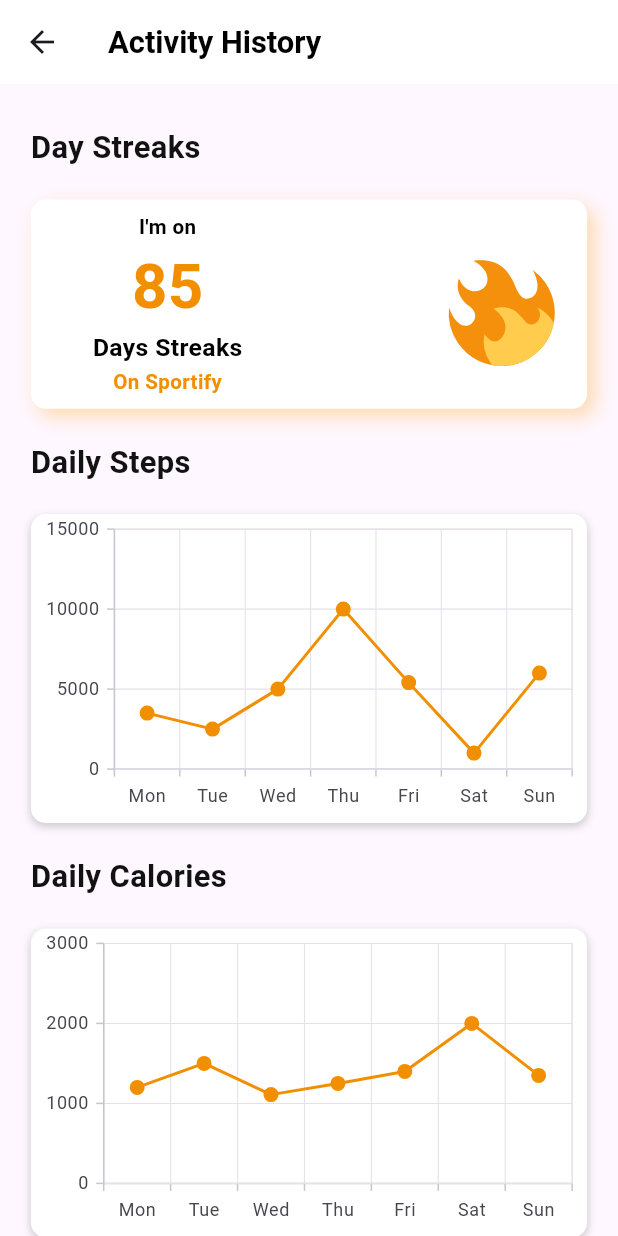
After one commit to ReflectIQBusiness/sportify, a Flutter app: the ActivityHistory screen opened by its route, on a phone screen of 412 x 824 dp. The commit adds this screen. Run offline on Flutter 3.47's test engine with Material 3 defaults, Android fonts, the phone set to English and light mode, and no system bars; our stand-ins replace easy_date_timeline, flutter_svg, get, glassmorphism, image_cropper, image_picker and 3 more.

Commit message:
activity history

```diff
--- a/lib/constants/routes.dart
+++ b/lib/constants/routes.dart
@@ -9,6 +9,7 @@ import 'package:sportapplication/views/inscription.dart';
 import 'package:sportapplication/views/introduction_screen.dart';
 import 'package:sportapplication/views/login.dart';
 import 'package:sportapplication/views/more_page/achievements.dart';
+import 'package:sportapplication/views/more_page/activity_history.dart';
 import 'package:sportapplication/views/more_page/personal_information.dart';
 import 'package:sportapplication/views/set_objectif_screen.dart';
 import 'package:sportapplication/views/splash_screen.dart';
@@ -99,4 +100,8 @@ var routes = [
     name: Achievements.routeName,
     page: () => Achievements(),
   ),
+  GetPage(
+    name: ActivityHistory.routeName,
+    page: () => ActivityHistory(),
+  ),
 ];
--- /dev/null
+++ b/lib/views/more_page/activity_history.dart
@@ -0,0 +1,277 @@
+import 'package:flutter/material.dart';
+import 'package:flutter_svg/svg.dart';
+import 'package:get/get.dart';
+import 'package:sportapplication/constants/colors.dart';
+import 'package:syncfusion_flutter_charts/charts.dart';
+
+class ActivityHistory extends StatelessWidget {
+  static const routeName = "/activity-history";
+  const ActivityHistory({super.key});
+
+  @override
+  Widget build(BuildContext context) {
+    return Scaffold(
+      appBar: createAppBar(),
+      body: SingleChildScrollView(
+        child: Padding(
+          padding: returnPadding(),
+          child: Column(
+            crossAxisAlignment: CrossAxisAlignment.start,
+            children: [
+              createTitle("Day Streaks"),
+              createVerticalTitleSpacer(),
+              createCardDailyStreaks(),
+              createVerticalTitleSpacer(),
+              createTitle("Daily Steps"),
+              createVerticalTitleSpacer(),
+              createChartLogin(),
+              createVerticalTitleSpacer(),
+              createTitle("Daily Calories"),
+              createVerticalTitleSpacer(),
+              createChartDailyCalories(),
+            ],
+          ),
+        ),
+      ),
+    );
+  }
+
+  EdgeInsets returnPadding() {
+    return EdgeInsets.symmetric(
+      vertical: Get.height / 30,
+      horizontal: Get.width / 20,
+    );
+  }
+
+  Widget createCardDailyStreaks() {
+    return Container(
+      padding: EdgeInsets.only(
+        top: Get.height / 100,
+        left: Get.width / 10,
+        right: Get.width / 20,
+      ),
+      width: Get.width,
+      decoration: BoxDecoration(
+        borderRadius: BorderRadius.circular(10),
+        color: Colors.white,
+        boxShadow: [
+          BoxShadow(
+            color: Colors.orange.withOpacity(0.3),
+            blurRadius: 10,
+            offset: const Offset(5, 5),
+          ),
+        ],
+      ),
+      child: Row(
+        mainAxisAlignment: MainAxisAlignment.spaceBetween,
+        children: [
+          Column(
+            mainAxisAlignment: MainAxisAlignment.center,
+            children: [
+              Text("I'm on",
+                  style: TextStyle(
+                    color: Colors.black,
+                    fontSize: Get.width / 30,
+                    fontWeight: FontWeight.w700,
+                  )),
+              Text(
+                "85",
+                style: TextStyle(
+                  fontSize: Get.width / 10,
+                  color: orangeCustom,
+                  fontWeight: FontWeight.w700,
+                ),
+              ),
+              Text(
+                "Days Streaks",
+                style: TextStyle(
+                  color: Colors.black,
+                  fontSize: Get.width / 25,
+                  fontWeight: FontWeight.w700,
+                ),
+              ),
+              Text(
+                "On Sportify",
+                style: TextStyle(
+                  color: orangeCustom,
+                  fontSize: Get.width / 30,
+                  fontWeight: FontWeight.w700,
+                ),
+              ),
+              SizedBox(
+                height: Get.height / 100,
+              ),
+            ],
+          ),
+          Transform.rotate(
+            angle: -0.6,
+            child: SvgPicture.asset(
+              "assets/daily.svg",
+              fit: BoxFit.fill,
+              height: Get.height / 11,
+            ),
+          ),
+        ],
+      ),
+    );
+  }
+
+  AppBar createAppBar() {
+    return AppBar(
+      backgroundColor: Colors.white,
+      elevation: 0,
+      title: Text(
+        "Activity History",
+        style: TextStyle(
+          color: Colors.black,
+          fontSize: Get.width / 20,
+          fontWeight: FontWeight.w700,
+        ),
+      ),
+    );
+  }
+
+  Widget createTitle(String s) {
+    return Text(
+      s,
+      style: TextStyle(
+        color: const Color.fromARGB(255, 19, 18, 18),
+        fontSize: Get.width / 20,
+        fontWeight: FontWeight.bold,
+      ),
+    );
+  }
+
+  Widget createVerticalTitleSpacer() {
+    return SizedBox(
+      height: Get.height / 40,
+    );
+  }
+
+  Widget createChartLogin() {
+    return Container(
+      height: Get.height / 4,
+      width: Get.width,
+      decoration: BoxDecoration(
+        borderRadius: BorderRadius.circular(10),
+        color: Colors.white,
+        boxShadow: [
+          BoxShadow(
+            color: Colors.grey.withOpacity(0.5),
+            blurRadius: 4,
+            offset: const Offset(0, 2),
+          ),
+        ],
+      ),
+      child: SfCartesianChart(
+        primaryXAxis: CategoryAxis(),
+        // Enable tooltip
+        tooltipBehavior: TooltipBehavior(
+          enable: true,
+        ),
+        series: <ChartSeries<StepData, String>>[
+          LineSeries<StepData, String>(
+            dataSource: <StepData>[
+              StepData('Mon', 3500),
+              StepData('Tue', 2500),
+              StepData('Wed', 5000),
+              StepData('Thu', 10000),
+              StepData('Fri', 5406),
+              StepData('Sat', 1000),
+              StepData('Sun', 6000),
+            ],
+            color: orangeCustom,
+            markerSettings: MarkerSettings(
+              isVisible: true,
+              color: orangeCustom,
+              shape: DataMarkerType.circle,
+            ),
+
+            xValueMapper: (StepData sales, _) => sales.day,
+            yValueMapper: (StepData sales, _) => sales.steps,
+            // Enable data label
+          )
+        ],
+      ),
+    );
+  }
+
+  createChartDailyCalories() {
+    return Container(
+      height: Get.height / 4,
+      width: Get.width,
+      decoration: BoxDecoration(
+        borderRadius: BorderRadius.circular(10),
+        color: Colors.white,
+        boxShadow: [
+          BoxShadow(
+            color: Colors.grey.withOpacity(0.5),
+            blurRadius: 4,
+            offset: const Offset(0, 2),
+          ),
+        ],
+      ),
+      child: SfCartesianChart(
+        primaryXAxis: CategoryAxis(),
+        // Enable tooltip
+        tooltipBehavior: TooltipBehavior(
+          enable: true,
+        ),
+        series: <ChartSeries<StepData, String>>[
+          LineSeries<StepData, String>(
+            dataSource: <StepData>[
+              StepData('Mon', 1200),
+              StepData('Tue', 1500),
+              StepData('Wed', 1110),
+              StepData('Thu', 1250),
+              StepData('Fri', 1400),
+              StepData('Sat', 2000),
+              StepData('Sun', 1350),
+            ],
+            color: orangeCustom,
+            markerSettings: MarkerSettings(
+              isVisible: true,
+              color: orangeCustom,
+              shape: DataMarkerType.circle,
+            ),
+
+            xValueMapper: (StepData sales, _) => sales.day,
+            yValueMapper: (StepData sales, _) => sales.steps,
+            // Enable data label
+          )
+        ],
+      ),
+    );
+  }
+}
+
+class StepData {
+  StepData(this.day, this.steps);
+  final String day;
+  final double steps;
+}
+// Scaffold(
+//       appBar: createAppBar(),
+//       backgroundColor: Colors.white,
+//       body: SingleChildScrollView(
+//         child: Padding(
+//           padding: returnPadding(),
+//           child: Column(
+//             crossAxisAlignment: CrossAxisAlignment.start,
+//             children: [
+//               createTitle("Day Streaks"),
+//               createVerticalTitleSpacer(),
+//               createCardDailyStreaks(),
+//               createVerticalTitleSpacer(),
+//               createTitle("Daily Steps"),
+//               createVerticalTitleSpacer(),
+//               createChartLogin(),
+//               createVerticalTitleSpacer(),
+//               createTitle("Daily Calories"),
+//               createVerticalTitleSpacer(),
+//               createChartDailyCalories(),
+//             ],
+//           ),
+//         ),
+//       ),
+//     );
--- a/lib/views/more_page/more_page.dart
+++ b/lib/views/more_page/more_page.dart
@@ -4,6 +4,7 @@ import 'package:get/get.dart';
 import 'package:sportapplication/constants/colors.dart';
 import 'package:sportapplication/controller/home_page_controller.dart';
 import 'package:sportapplication/views/more_page/achievements.dart';
+import 'package:sportapplication/views/more_page/activity_history.dart';
 import 'package:sportapplication/views/more_page/personal_information.dart';
 
 class MorePage extends StatelessWidget {
@@ -145,6 +146,9 @@ class MorePage extends StatelessWidget {
             trailing: const Icon(Icons.arrow_forward_ios),
           ),
           ListTile(
+            onTap: () => Get.toNamed(
+              ActivityHistory.routeName,
+            ),
             leading: Icon(CupertinoIcons.graph_circle, color: orangeCustom),
             title: const Text("Activity history"),
             trailing: const Icon(Icons.arrow_forward_ios),
```
Also changed, not shown: assets/color.jpg (added), assets/daily.svg (added).
